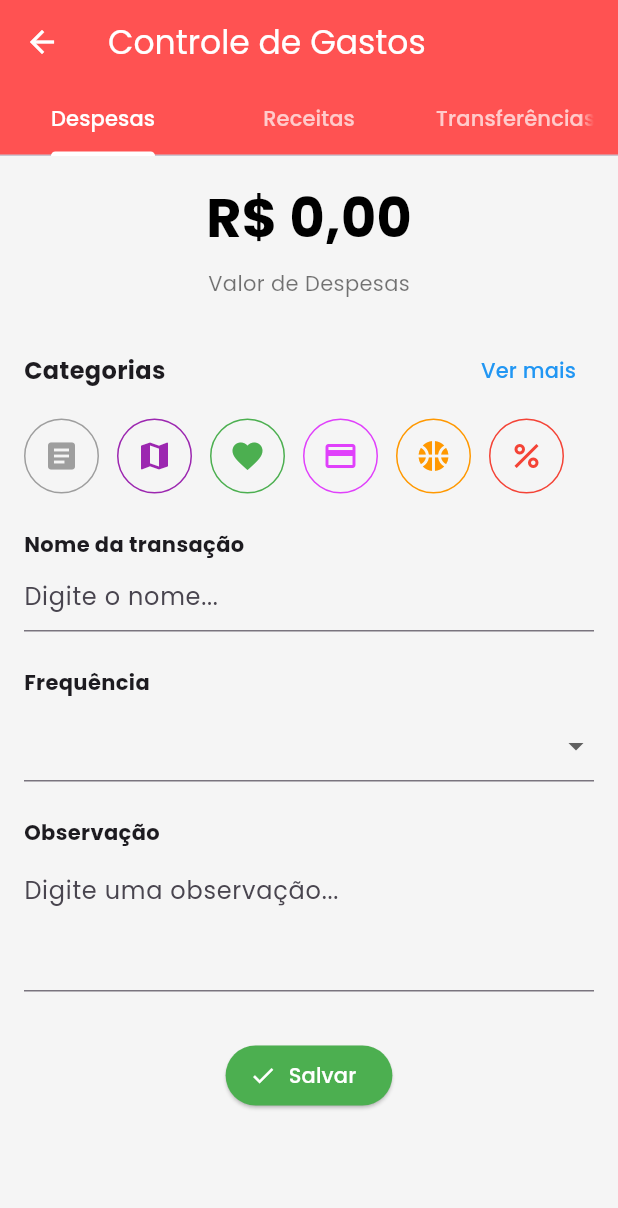
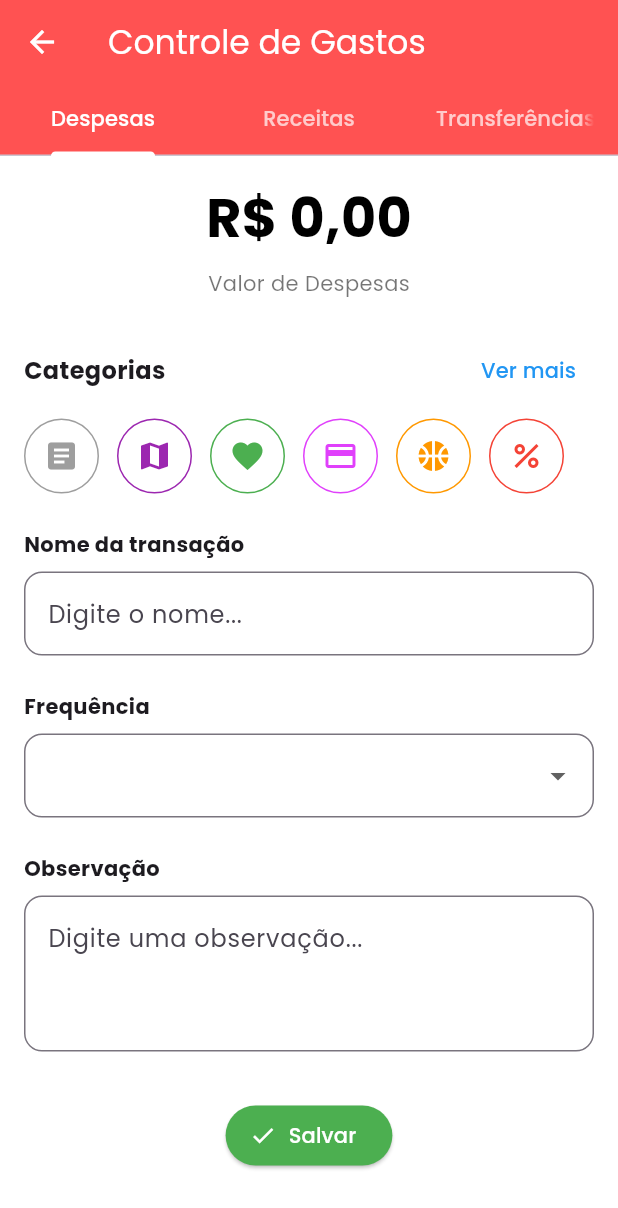
Before and after one commit to felipetaua/Finan-old, a Flutter app: the AddTransactionPage screen opened directly with empty values, on a phone screen of 412 x 824 dp. Shown: the top 1208 px of the screen. Run offline on Flutter 3.47's test engine with Material 3 defaults, Android fonts, the phone set to English and light mode, and no system bars; our stand-ins replace fl_chart, flutter_multi_formatter, font_awesome_flutter, google_fonts, shared_preferences, smooth_page_indicator; accounts and stored records are empty.

Commit message:
visual mais agradavel para preencher o formulário

```diff
--- a/lib/pages/home/main/add_despesas.dart
+++ b/lib/pages/home/main/add_despesas.dart
@@ -152,7 +152,7 @@ class AddTransactionPageState extends State<AddTransactionPage>
   @override
   Widget build(BuildContext context) {
     return Scaffold(
-      backgroundColor: const Color(0xFFF5F5F5),
+      backgroundColor: Colors.white,
       appBar: AppBar(
         backgroundColor: _getBackgroundColor(), // Cor dinâmica
         elevation: 0,
@@ -362,7 +362,8 @@ class AddTransactionPageState extends State<AddTransactionPage>
               const SizedBox(height: 8),
               _mostrarTodasCategorias
                   ? Wrap(
-                    spacing: 12,
+                    spacing: 10,
+                    runSpacing: 10,
                     children:
                         _categorias.entries.map((entry) {
                           final isSelected = _categoriaSelecionada == entry.key;
@@ -426,9 +427,22 @@ class AddTransactionPageState extends State<AddTransactionPage>
             'Nome da transação',
             style: TextStyle(fontWeight: FontWeight.bold),
           ),
+          const SizedBox(height: 8),
           TextField(
             onChanged: (value) => _nome = value,
-            decoration: const InputDecoration(hintText: 'Digite o nome...'),
+            decoration: InputDecoration(
+              hintText: 'Digite o nome...',
+              border: OutlineInputBorder(
+                borderRadius: BorderRadius.circular(12),
+              ),
+              focusedBorder: OutlineInputBorder(
+                borderSide: const BorderSide(
+                  color: Colors.blue, // Cor do foco alterada para verde
+                  width: 2,
+                ),
+                borderRadius: BorderRadius.circular(12),
+              ),
+            ),
           ),
           const SizedBox(height: 24),
           const Text(
@@ -438,6 +452,18 @@ class AddTransactionPageState extends State<AddTransactionPage>
           const SizedBox(height: 8),
           DropdownButtonFormField<String>(
             onChanged: (value) => _frequencia = value ?? '',
+            decoration: InputDecoration(
+              border: OutlineInputBorder(
+                borderRadius: BorderRadius.circular(12),
+              ),
+              focusedBorder: OutlineInputBorder(
+                borderSide: const BorderSide(
+                  color: Colors.blue, // Cor do foco alterada para verde
+                  width: 2,
+                ),
+                borderRadius: BorderRadius.circular(12),
+              ),
+            ),
             items: const [
               DropdownMenuItem(
                 value: 'Diariamente',
@@ -463,8 +489,18 @@ class AddTransactionPageState extends State<AddTransactionPage>
           TextField(
             onChanged: (value) => _observacao = value,
             maxLines: 3,
-            decoration: const InputDecoration(
+            decoration: InputDecoration(
               hintText: 'Digite uma observação...',
+              border: OutlineInputBorder(
+                borderRadius: BorderRadius.circular(12),
+              ),
+              focusedBorder: OutlineInputBorder(
+                borderSide: const BorderSide(
+                  color: Colors.blue, // Cor do foco alterada para verde
+                  width: 2,
+                ),
+                borderRadius: BorderRadius.circular(12),
+              ),
             ),
           ),
           const SizedBox(height: 32),
```
